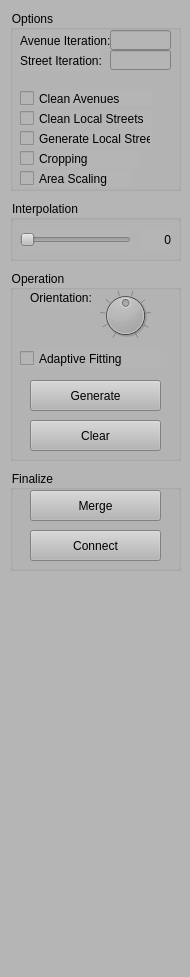
Qt form StreetDesigner/ControlWidget.ui (gnishida/StreetDesigner) before a commit.
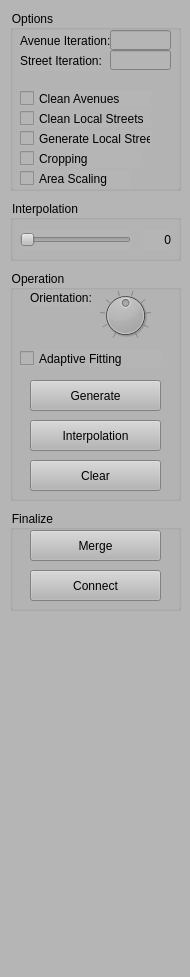
The same form after that commit.

Diff of the .ui file:
```diff
--- a/StreetDesigner/ControlWidget.ui
+++ b/StreetDesigner/ControlWidget.ui
@@ -26,7 +26,7 @@
       <x>10</x>
       <y>270</y>
       <width>171</width>
-      <height>191</height>
+      <height>231</height>
      </rect>
     </property>
     <property name="title">
@@ -96,7 +96,7 @@
      <property name="geometry">
       <rect>
        <x>20</x>
-       <y>150</y>
+       <y>190</y>
        <width>131</width>
        <height>31</height>
       </rect>
@@ -118,6 +118,19 @@
       <string>Adaptive Fitting</string>
      </property>
     </widget>
+    <widget class="QPushButton" name="pushButtonGenerateInterpolation">
+     <property name="geometry">
+      <rect>
+       <x>20</x>
+       <y>150</y>
+       <width>131</width>
+       <height>31</height>
+      </rect>
+     </property>
+     <property name="text">
+      <string>Interpolation</string>
+     </property>
+    </widget>
    </widget>
    <widget class="QGroupBox" name="groupBox">
     <property name="geometry">
@@ -253,7 +266,7 @@
     <property name="geometry">
      <rect>
       <x>10</x>
-      <y>470</y>
+      <y>510</y>
       <width>171</width>
       <height>101</height>
      </rect>
```
